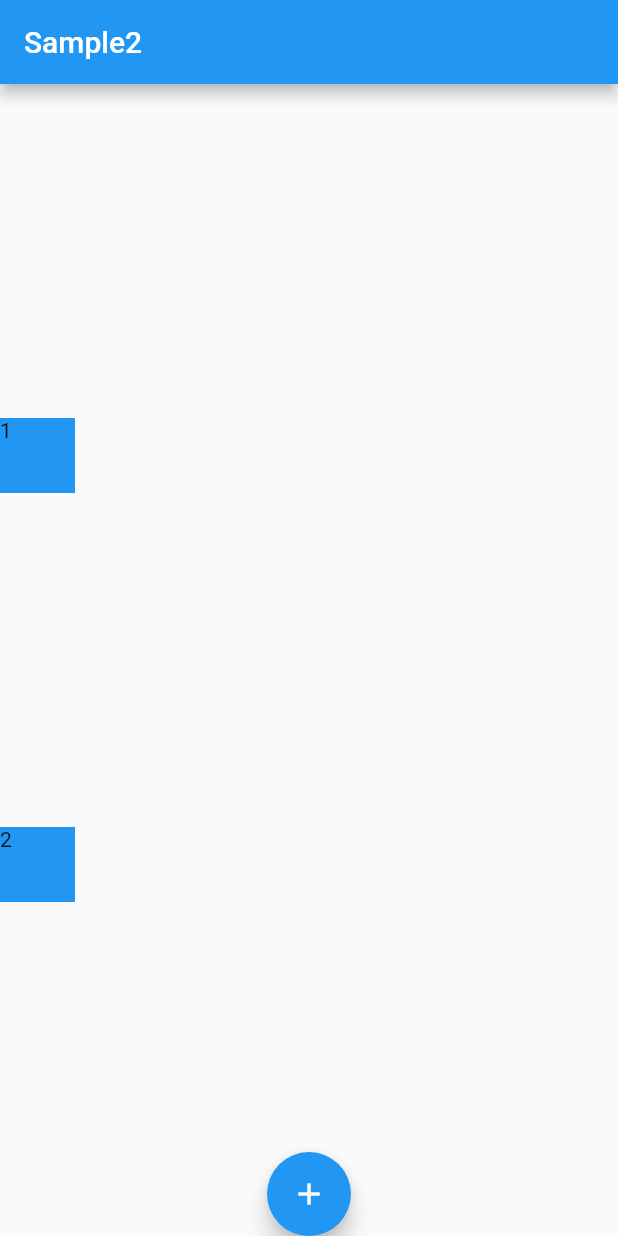
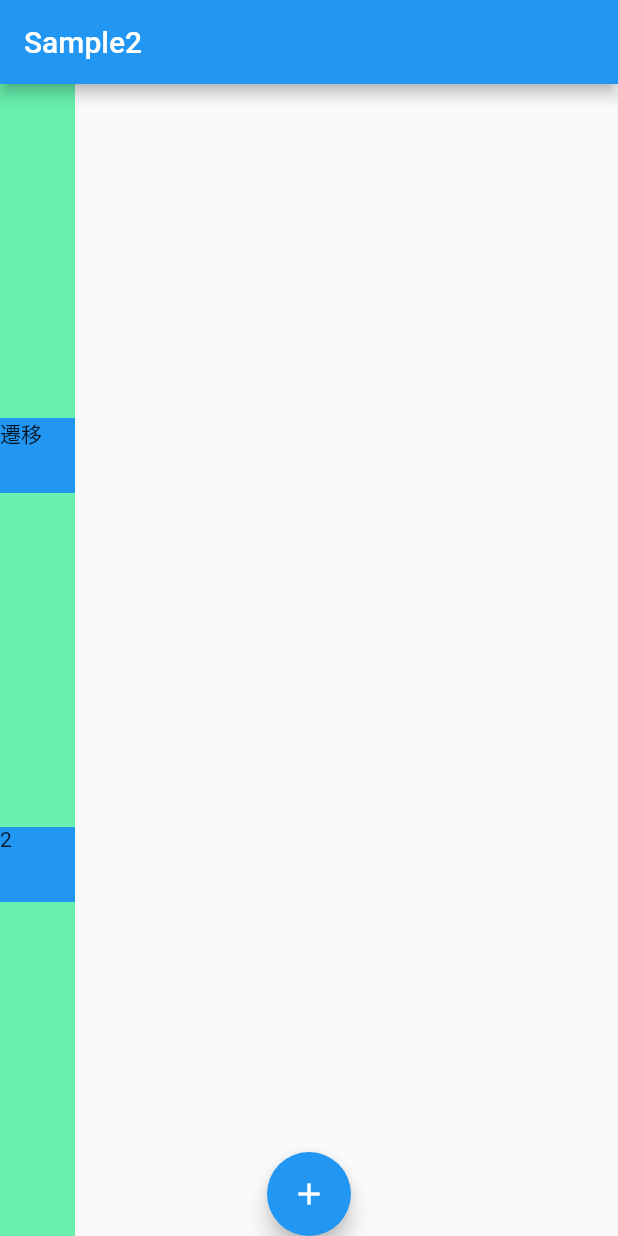
Before and after one commit to ise-208/sample-inspection, a Flutter app: the screen it shows after launch, after a tap on "遷移2", on a phone screen of 412 x 824 dp. Run offline on Flutter 3.47's test engine with Material 2 defaults, Android fonts, the phone set to English and light mode, and no system bars.

Commit message:
Inkwell検討

```diff
--- a/lib/presentation/sample_page2.dart
+++ b/lib/presentation/sample_page2.dart
@@ -1,3 +1,4 @@
+import 'package:demo_todo/presentation/sample_page1.dart';
 import 'package:flutter/material.dart';
 
 class SamplePage2 extends StatelessWidget {
@@ -7,6 +8,7 @@ class SamplePage2 extends StatelessWidget {
         child: Scaffold(
       appBar: AppBar(title: Text('Sample2')),
       body: Container(
+        color: Colors.greenAccent,
         child: Column(
           mainAxisAlignment: MainAxisAlignment.spaceEvenly,
           crossAxisAlignment: CrossAxisAlignment.center,
@@ -15,7 +17,13 @@ class SamplePage2 extends StatelessWidget {
               height: 50,
               width: 50,
               color: Colors.blue,
-              child: Text("1"),
+              child: InkWell(
+                onTap: () => {
+                  Navigator.of(context).push(
+                      MaterialPageRoute(builder: (context) => SamplePage1())),
+                },
+                child: Text("遷移"),
+              ),
             ),
             Container(
               height: 50,
```
